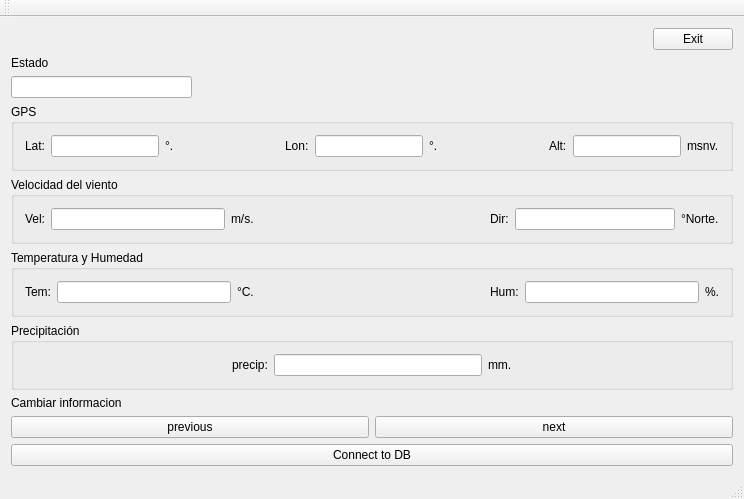
Qt form Interfaz_Grafica/Meteo/mainwindow.ui (JuanOspinaECI/Project) before a commit.
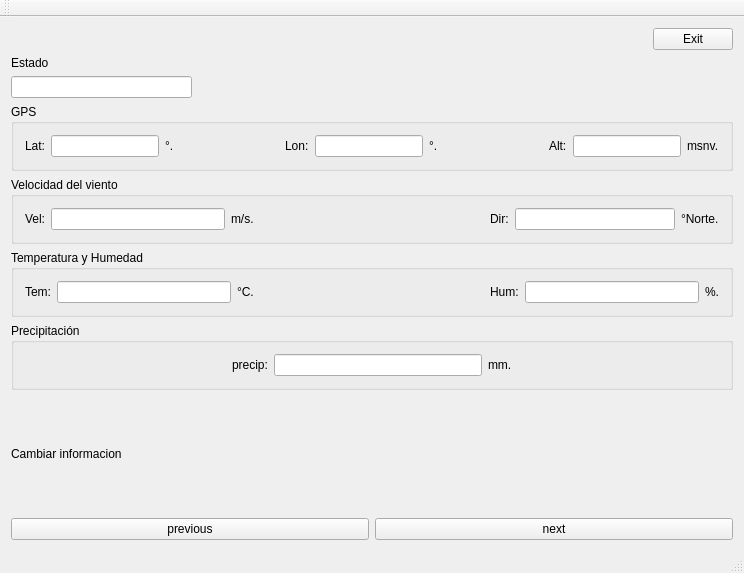
The same form after that commit.

What changed in the file:
```diff
--- a/Interfaz_Grafica/Meteo/mainwindow.ui
+++ b/Interfaz_Grafica/Meteo/mainwindow.ui
@@ -7,7 +7,7 @@
     <x>0</x>
     <y>0</y>
     <width>744</width>
-    <height>484</height>
+    <height>573</height>
    </rect>
   </property>
   <property name="windowTitle">
@@ -429,13 +429,6 @@
         </item>
        </layout>
       </item>
-      <item>
-       <widget class="QPushButton" name="pushButton">
-        <property name="text">
-         <string>Connect to DB</string>
-        </property>
-       </widget>
-      </item>
      </layout>
     </item>
    </layout>
```
